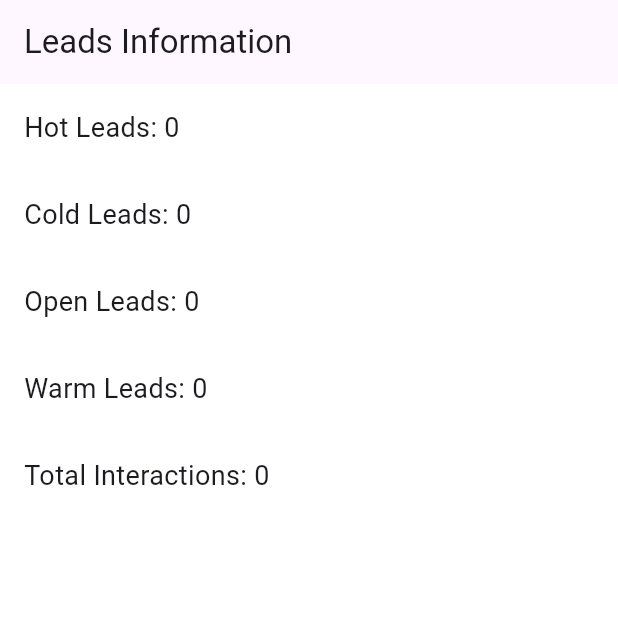
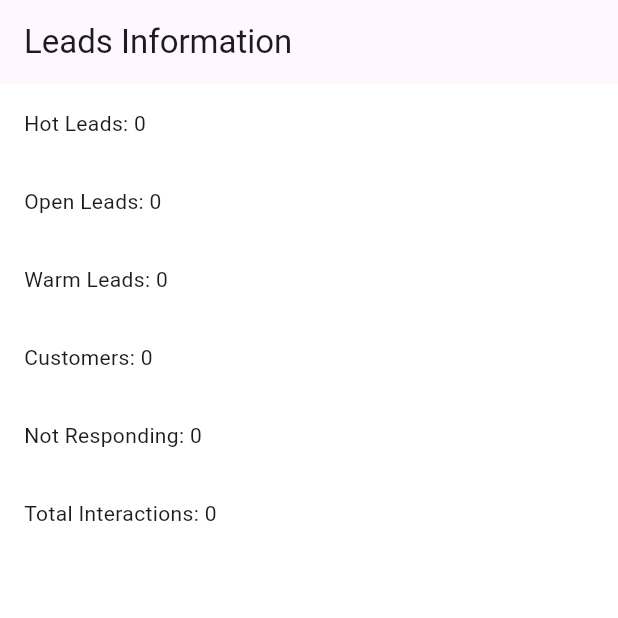
Before and after one commit to CalebVoila/VoilaCall, a Flutter app: the LeadsInformationPage screen opened directly, on a phone screen of 412 x 824 dp, the top half of it. Run offline on Flutter 3.47's test engine with Material 3 defaults, Android fonts, the phone set to English and light mode, and no system bars; our stand-ins replace pie_chart, shared_preferences, sqflite; missing offline and left inert: call_log, flutter_phone_direct_caller; accounts and stored records are empty.

```diff
--- a/lib/auth/login_screens.dart
+++ b/lib/auth/login_screens.dart
@@ -2,7 +2,8 @@ import 'package:flutter/material.dart';
 import 'package:http/http.dart' as http;
 import 'dart:convert';
 import 'package:shared_preferences/shared_preferences.dart';
-import 'package:testing/auth/register%20screen.dart';
+import 'package:voila_call_dummy/auth/register%20screen.dart';
+
 
 import 'dashboard_screen.dart';
 
--- a/lib/screens/leads_information_page.dart
+++ b/lib/screens/leads_information_page.dart
@@ -1,5 +1,6 @@
 import 'package:flutter/material.dart';
-import 'package:voila_call_dummy/widgets/database_helper.dart';
+
+import '../widgets/database_helper.dart';
 
 class LeadsInformationPage extends StatefulWidget {
   @override
@@ -7,25 +8,19 @@ class LeadsInformationPage extends StatefulWidget {
 }
 
 class _LeadsInformationPageState extends State<LeadsInformationPage> {
-  int _hotLeadsCount = 0;
-  int _coldLeadsCount = 0;
-  int _openLeadsCount = 0;
-  int _warmLeadsCount = 0;
+  Map<String, int> _leadCounts = {};
   int _totalInteractions = 0;
 
   @override
   void initState() {
     super.initState();
-    _fetchLeadsCount();
+    _fetchLeadCounts();
   }
 
-  Future<void> _fetchLeadsCount() async {
+  Future<void> _fetchLeadCounts() async {
     try {
       // Fetch lead counts for different types
-      _hotLeadsCount = await DatabaseHelper.getLeadCount('hot');
-      _coldLeadsCount = await DatabaseHelper.getLeadCount('cold');
-      _openLeadsCount = await DatabaseHelper.getLeadCount('open');
-      _warmLeadsCount = await DatabaseHelper.getLeadCount('warm');
+      _leadCounts = await DatabaseHelper.getLeadCounts();
 
       // Fetch total interactions count
       _totalInteractions = await DatabaseHelper.getTotalInteractionsCount();
@@ -35,7 +30,6 @@ class _LeadsInformationPageState extends State<LeadsInformationPage> {
     } catch (e) {
       print('Error fetching leads count: $e');
       // Handle errors here, set default values or show an error message
-      showErrorDialog(context, 'Error fetching leads count');
     }
   }
 
@@ -48,10 +42,11 @@ class _LeadsInformationPageState extends State<LeadsInformationPage> {
       body: Column(
         crossAxisAlignment: CrossAxisAlignment.stretch,
         children: [
-          _buildLeadTile('Hot Leads', _hotLeadsCount),
-          _buildLeadTile('Cold Leads', _coldLeadsCount),
-          _buildLeadTile('Open Leads', _openLeadsCount),
-          _buildLeadTile('Warm Leads', _warmLeadsCount),
+          _buildLeadTile('Hot Leads', _leadCounts['hot_leads'] ?? 0),
+          _buildLeadTile('Open Leads', _leadCounts['open_leads'] ?? 0),
+          _buildLeadTile('Warm Leads', _leadCounts['warm_leads'] ?? 0),
+          _buildLeadTile('Customers', _leadCounts['customers'] ?? 0),
+          _buildLeadTile('Not Responding', _leadCounts['not_responding'] ?? 0),
           _buildLeadTile('Total Interactions', _totalInteractions),
         ],
       ),
@@ -61,27 +56,7 @@ class _LeadsInformationPageState extends State<LeadsInformationPage> {
   Widget _buildLeadTile(String title, int count) {
     return Padding(
       padding: EdgeInsets.all(16.0),
-      child: Text('$title: $count', style: TextStyle(fontSize: 18.0)),
-    );
-  }
-
-  void showErrorDialog(BuildContext context, String message) {
-    showDialog(
-      context: context,
-      builder: (BuildContext context) {
-        return AlertDialog(
-          title: Text('Error'),
-          content: Text(message),
-          actions: [
-            TextButton(
-              child: Text('OK'),
-              onPressed: () {
-                Navigator.of(context).pop();
-              },
-            ),
-          ],
-        );
-      },
+      child: Text('$title: $count'),
     );
   }
 }
--- a/lib/widgets/database_helper.dart
+++ b/lib/widgets/database_helper.dart
@@ -2,6 +2,7 @@ import 'dart:async';
 import 'package:flutter/material.dart';
 import 'package:sqflite/sqflite.dart';
 import 'package:path/path.dart';
+
 
 class DatabaseHelper {
   static Database? _database;
@@ -36,7 +37,7 @@ class DatabaseHelper {
         caller_name TEXT,
         created_at TEXT,
         updated_at TEXT,
-            call_comment TEXT
+        data TEXT
       )''',
         );
 
@@ -50,6 +51,9 @@ class DatabaseHelper {
       version: 1,
     );
   }
+
+
+
 
   static Future<void> insertInteraction(Map<String, dynamic> interaction) async {
     final int seconds = interaction['duration'] ?? 0;
@@ -81,15 +85,32 @@ class DatabaseHelper {
     );
     return result.isNotEmpty ? result.first['count'] as int : 0;
   }
-
-  static Future<int> getTotalInteractionsCount() async {
+  static Future<Map<String, int>> getLeadCounts() async {
     final Database db = await database;
     final List<Map<String, dynamic>> result = await db.rawQuery(
-      '''SELECT COUNT(*) as count FROM $interactionsTableName''',
+      '''
+      SELECT
+        SUM(CASE WHEN status = 'hot lead' THEN 1 ELSE 0 END) AS hot_leads,
+        SUM(CASE WHEN status = 'open lead' THEN 1 ELSE 0 END) AS open_leads,
+        SUM(CASE WHEN status = 'warm lead' THEN 1 ELSE 0 END) AS warm_leads,
+        SUM(CASE WHEN status = 'customer' THEN 1 ELSE 0 END) AS customers,
+        SUM(CASE WHEN status = 'not responding' THEN 1 ELSE 0 END) AS not_responding
+      FROM $interactionsTableName
+      ''',
     );
-    return result.isNotEmpty ? result.first['count'] as int : 0;
+
+    if (result.isNotEmpty) {
+      return {
+        'hot_leads': result.first['hot_leads'] as int,
+        'open_leads': result.first['open_leads'] as int,
+        'warm_leads': result.first['warm_leads'] as int,
+        'customers': result.first['customers'] as int,
+        'not_responding': result.first['not_responding'] as int,
+      };
+    } else {
+      return {};
     }
-
+  }
   static Future<String> getCallComment(int interactionId) async {
     final Database db = await database;
     final List<Map<String, dynamic>> result = await db.query(
@@ -100,7 +121,6 @@ class DatabaseHelper {
 
     return result.isNotEmpty ? result.first['data'] as String : '';
   }
-
   static Future<void> updateCallComment(int interactionId, String comment) async {
     final Database db = await database;
     await db.update(
@@ -111,7 +131,17 @@ class DatabaseHelper {
     );
   }
 
-  static fetchCallerInfoFromAPI(String phoneNumber) {}
+  static Future<int> getTotalInteractionsCount() async {
+    final Database db = await database;
+    final List<Map<String, dynamic>> result = await db.rawQuery(
+      '''SELECT COUNT(*) as count FROM $interactionsTableName''',
+    );
+    return result.isNotEmpty ? result.first['count'] as int : 0;
+  }
+
+  static fetchCallerInfoFromAPI(String phoneNumber) {
+
+  }
 }
 
 class LeadsInformationPage extends StatefulWidget {
@@ -124,24 +154,27 @@ class _LeadsInformationPageState extends State<LeadsInformationPage> {
   int _coldLeadsCount = 0;
   int _openLeadsCount = 0;
   int _warmLeadsCount = 0;
+  int _customersCount = 0;
+  int _notRespondingCount = 0;
   int _totalInteractions = 0;
-
-  String _callComment = '';
-
+  String _callComment = ''; //
   @override
   void initState() {
     super.initState();
-    _fetchLeadsCount();
+    _fetchLeadCounts();
   }
 
-  Future<void> _fetchLeadsCount() async {
+  Future<void> _fetchLeadCounts() async {
     try {
-      _hotLeadsCount = await DatabaseHelper.getLeadCount('hot');
-      _coldLeadsCount = await DatabaseHelper.getLeadCount('cold');
-      _openLeadsCount = await DatabaseHelper.getLeadCount('open');
-      _warmLeadsCount = await DatabaseHelper.getLeadCount('warm');
+      final leadCounts = await DatabaseHelper.getLeadCounts();
+      _hotLeadsCount = leadCounts['hot_leads'] ?? 0;
+      _openLeadsCount = leadCounts['open_leads'] ?? 0;
+      _warmLeadsCount = leadCounts['warm_leads'] ?? 0;
+      _customersCount = leadCounts['customers'] ?? 0;
+      _notRespondingCount = leadCounts['not_responding'] ?? 0;
+      _callComment = await DatabaseHelper.getCallComment(1); // Replace 1 with the actual interaction ID
+
       _totalInteractions = await DatabaseHelper.getTotalInteractionsCount();
-      _callComment = await DatabaseHelper.getCallComment(1); // Replace 1 with the actual interaction ID
       setState(() {});
     } catch (e) {
       print('Error fetching leads count: $e');
@@ -159,9 +192,10 @@ class _LeadsInformationPageState extends State<LeadsInformationPage> {
         crossAxisAlignment: CrossAxisAlignment.stretch,
         children: [
           _buildLeadTile('Hot Leads', _hotLeadsCount),
-          _buildLeadTile('Cold Leads', _coldLeadsCount),
           _buildLeadTile('Open Leads', _openLeadsCount),
           _buildLeadTile('Warm Leads', _warmLeadsCount),
+          _buildLeadTile('Customers', _customersCount),
+          _buildLeadTile('Not Responding', _notRespondingCount),
           _buildLeadTile('Total Interactions', _totalInteractions),
           _buildCallCommentWidget(),
         ],
@@ -175,7 +209,6 @@ class _LeadsInformationPageState extends State<LeadsInformationPage> {
       child: Text('$title: $count'),
     );
   }
-
   Widget _buildCallCommentWidget() {
     return Padding(
       padding: EdgeInsets.all(16.0),
@@ -198,13 +231,15 @@ class _LeadsInformationPageState extends State<LeadsInformationPage> {
           SizedBox(height: 8.0),
           Text('Current comment: $_callComment'),
           ElevatedButton(
-            onPressed: () {
-              DatabaseHelper.updateCallComment(1, _callComment); // Replace 1 with the actual interaction ID
+            onPressed: () async {
+              await DatabaseHelper.updateCallComment(1, _callComment); // Replace 1 with the actual interaction ID
+              setState(() {}); // Update the UI after saving the comment
             },
             child: Text('Save Comment'),
           ),
         ],
       ),
     );
+
   }
 }
```
Also changed, not shown: lib/screens/voila_call_screen.dart (+7 -3 lines), pubspec.lock. Lines whose indentation alone changed are shown as unchanged.
